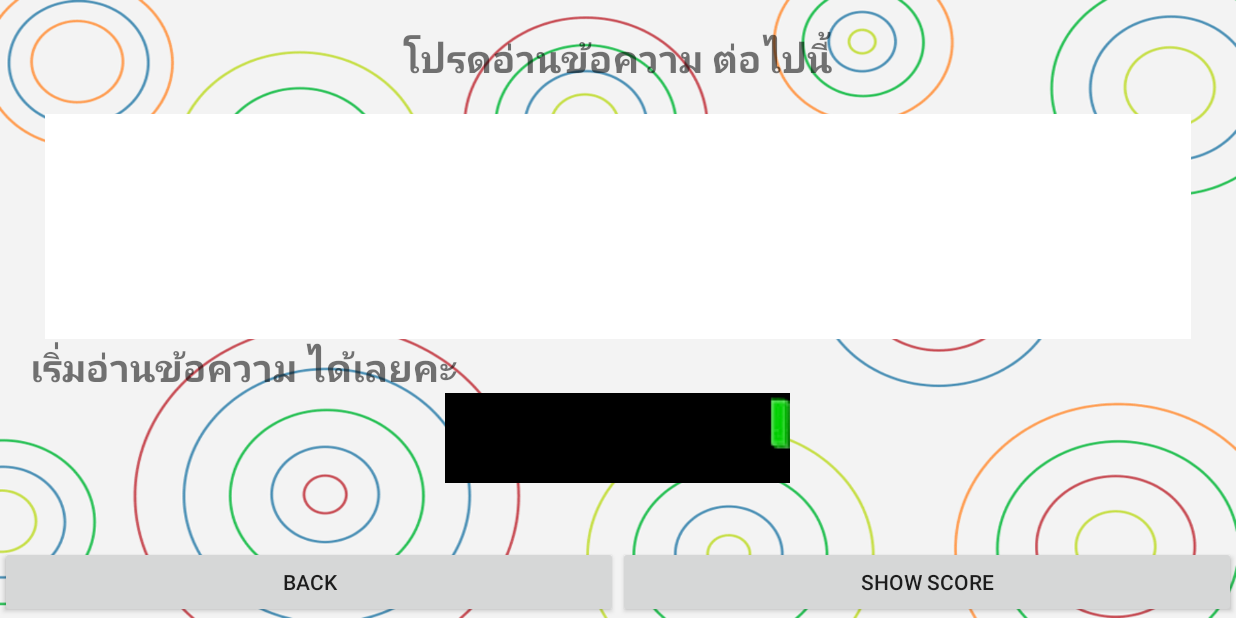
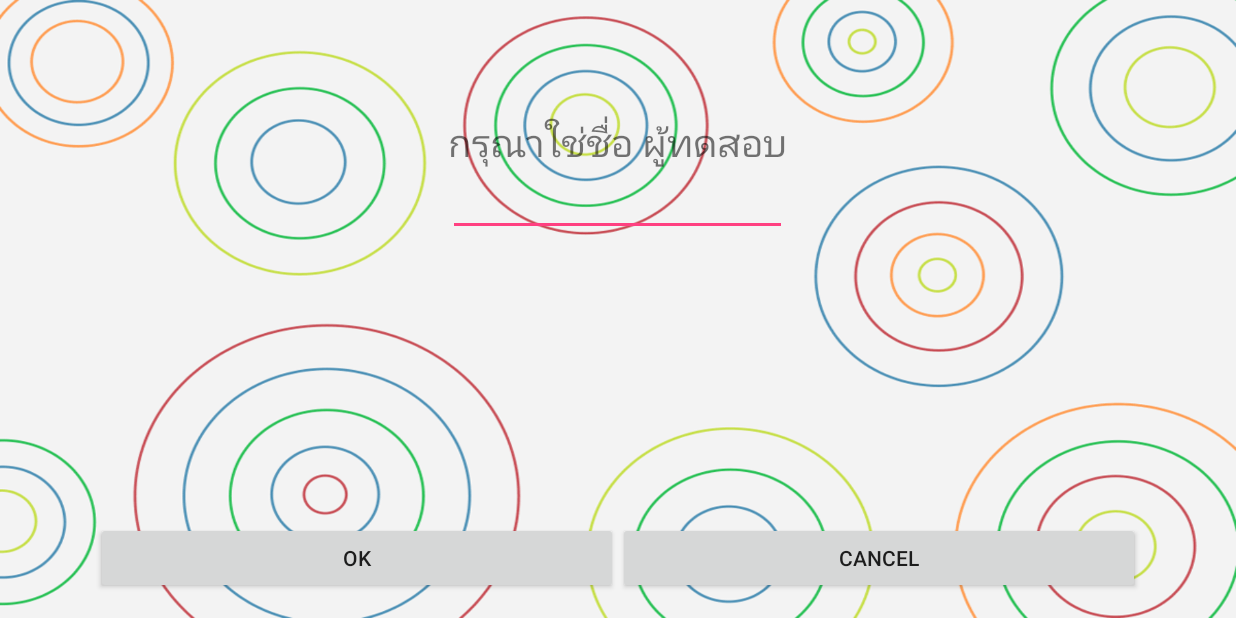
Before and after one commit to masterUNG/BroadcasterTest, an Android app: the ShowVideoActivity screen opened directly, with no data from a screen before it, after a tap on "TEST", on a phone screen of 824 x 412 dp (held sideways). Run offline under Robolectric (Android 15) with nearby library versions, the light colour scheme and no system bars.

Commit message:
Add Column Name

```diff
--- a/app/src/main/AndroidManifest.xml
+++ b/app/src/main/AndroidManifest.xml
@@ -37,6 +37,9 @@
             android:screenOrientation="landscape" />
         <activity
             android:name=".ListScoreActivity"
+            android:screenOrientation="landscape" />
+        <activity
+            android:name=".NameActivity"
             android:screenOrientation="landscape"></activity>
     </application>
 
--- a/app/src/main/java/appewtc/masterung/broadcastertest/MyManage.java
+++ b/app/src/main/java/appewtc/masterung/broadcastertest/MyManage.java
@@ -15,6 +15,7 @@ public class MyManage {
 
     public static final String test_table = "testTABLE";
     public static final String column_id = "_id";
+    public static final String column_name = "Name";
     public static final String column_Date = "Date";
     public static final String column_Score = "Score";
     public static final String column_Times = "Times";
@@ -29,9 +30,11 @@ public class MyManage {
 
     public long addTest(String strDate,
                         String strScore,
-                        String strTimes) {
+                        String strTimes,
+                        String strName) {
 
         ContentValues contentValues = new ContentValues();
+        contentValues.put(column_name, strName);
         contentValues.put(column_Date, strDate);
         contentValues.put(column_Score, strScore);
         contentValues.put(column_Times, strTimes);
--- a/app/src/main/java/appewtc/masterung/broadcastertest/MyOpenHelper.java
+++ b/app/src/main/java/appewtc/masterung/broadcastertest/MyOpenHelper.java
@@ -14,6 +14,7 @@ public class MyOpenHelper extends SQLiteOpenHelper{
     private static final int database_version = 1;
     private static final String create_testTABLE = "create table testTABLE (" +
             "_id integer primary key, " +
+            "Name text, " +
             "Date text, " +
             "Score text, " +
             "Times text);";
--- /dev/null
+++ b/app/src/main/java/appewtc/masterung/broadcastertest/NameActivity.java
@@ -0,0 +1,48 @@
+package appewtc.masterung.broadcastertest;
+
+import android.content.Intent;
+import android.support.v7.app.AppCompatActivity;
+import android.os.Bundle;
+import android.view.View;
+import android.widget.EditText;
+import android.widget.Toast;
+
+public class NameActivity extends AppCompatActivity {
+
+    @Override
+    protected void onCreate(Bundle savedInstanceState) {
+        super.onCreate(savedInstanceState);
+        setContentView(R.layout.activity_name);
+    }   // Main Method
+
+    public void clickOKname(View view) {
+
+        EditText editText = (EditText) findViewById(R.id.editText);
+        String strName = editText.getText().toString().trim();
+
+        //Check Space
+        if (strName.equals("")) {
+            //Have Space
+            Toast.makeText(this, "กรุณากรอกชื่อ ด้วยคะ", Toast.LENGTH_SHORT).show();
+        } else {
+            //No Space
+            String strTitle = getIntent().getStringExtra("Title");
+            String strDetail = getIntent().getStringExtra("Detail");
+
+            Intent intent = new Intent(NameActivity.this, TestActivity.class);
+            intent.putExtra("Title", strTitle);
+            intent.putExtra("Detail", strDetail);
+            intent.putExtra("Name", strName);
+            startActivity(intent);
+
+
+
+        }   // if
+
+    }   // clickOK
+
+    public void clickCancelName(View view) {
+        finish();
+    }
+
+}   // Main Class
--- a/app/src/main/java/appewtc/masterung/broadcastertest/ShowScoreActivity.java
+++ b/app/src/main/java/appewtc/masterung/broadcastertest/ShowScoreActivity.java
@@ -36,10 +36,12 @@ public class ShowScoreActivity extends AppCompatActivity {
 
     private void updateDataToSQLite() {
 
+        String strName = getIntent().getStringExtra("Name");
+
         MyManage myManage = new MyManage(this);
         myManage.addTest(currentDateString,
                 Integer.toString(scoreAnInt),
-                Integer.toString(timesAnInt));
+                Integer.toString(timesAnInt), strName);
 
 
     }   // updateDataToSQlite
--- a/app/src/main/java/appewtc/masterung/broadcastertest/ShowVideoActivity.java
+++ b/app/src/main/java/appewtc/masterung/broadcastertest/ShowVideoActivity.java
@@ -66,7 +66,7 @@ public class ShowVideoActivity extends AppCompatActivity {
 
         detailString = getIntent().getStringExtra("Detail");
 
-        Intent intent = new Intent(ShowVideoActivity.this, TestActivity.class);
+        Intent intent = new Intent(ShowVideoActivity.this, NameActivity.class);
         intent.putExtra("Title", strTitle);
         intent.putExtra("Detail", detailString);
         startActivity(intent);
--- a/app/src/main/java/appewtc/masterung/broadcastertest/TestActivity.java
+++ b/app/src/main/java/appewtc/masterung/broadcastertest/TestActivity.java
@@ -104,10 +104,14 @@ public class TestActivity extends Activity  {
     }   // Main Method
 
     public void clickShowScore(View view) {
+
+        String strName = getIntent().getStringExtra("Name");
+
         Intent intent = new Intent(TestActivity.this, ShowScoreActivity.class);
 
         intent.putExtra("Score", scoreAnInt);
         intent.putExtra("Times", timeAnInt);
+        intent.putExtra("Name", strName);
 
         startActivity(intent);
         finish();
--- /dev/null
+++ b/app/src/main/res/layout-land/activity_name.xml
@@ -0,0 +1,56 @@
+<?xml version="1.0" encoding="utf-8"?>
+<RelativeLayout xmlns:android="http://schemas.android.com/apk/res/android"
+    xmlns:tools="http://schemas.android.com/tools"
+    android:layout_width="match_parent"
+    android:layout_height="match_parent"
+    android:paddingBottom="@dimen/activity_vertical_margin"
+    android:paddingLeft="@dimen/activity_horizontal_margin"
+    android:paddingRight="@dimen/activity_horizontal_margin"
+    android:paddingTop="@dimen/activity_vertical_margin"
+    tools:context="appewtc.masterung.broadcastertest.NameActivity"
+    android:background="@drawable/background">
+
+    <LinearLayout
+        android:orientation="vertical"
+        android:layout_width="wrap_content"
+        android:layout_height="wrap_content"
+        android:layout_centerHorizontal="true"
+        android:gravity="center_horizontal"
+        android:layout_marginTop="60dp">
+
+        <TextView
+            android:layout_width="wrap_content"
+            android:layout_height="wrap_content"
+            android:text="@string/head_name"
+            android:id="@+id/textView11"
+            android:textSize="@dimen/h1" />
+
+        <EditText
+            android:layout_width="match_parent"
+            android:layout_height="wrap_content"
+            android:id="@+id/editText" />
+    </LinearLayout>
+
+    <LinearLayout
+        android:orientation="horizontal"
+        android:layout_width="match_parent"
+        android:layout_height="wrap_content"
+        android:layout_alignParentBottom="true">
+
+        <Button
+            android:layout_width="wrap_content"
+            android:layout_height="wrap_content"
+            android:text="Ok"
+            android:id="@+id/button7"
+            android:layout_weight="1"
+            android:onClick="clickOKname" />
+
+        <Button
+            android:layout_width="wrap_content"
+            android:layout_height="wrap_content"
+            android:text="Cancel"
+            android:id="@+id/button8"
+            android:layout_weight="1"
+            android:onClick="clickCancelName" />
+    </LinearLayout>
+</RelativeLayout>
--- /dev/null
+++ b/app/src/main/res/layout/activity_name.xml
@@ -0,0 +1,12 @@
+<?xml version="1.0" encoding="utf-8"?>
+<RelativeLayout xmlns:android="http://schemas.android.com/apk/res/android"
+    xmlns:tools="http://schemas.android.com/tools"
+    android:layout_width="match_parent"
+    android:layout_height="match_parent"
+    android:paddingBottom="@dimen/activity_vertical_margin"
+    android:paddingLeft="@dimen/activity_horizontal_margin"
+    android:paddingRight="@dimen/activity_horizontal_margin"
+    android:paddingTop="@dimen/activity_vertical_margin"
+    tools:context="appewtc.masterung.broadcastertest.NameActivity">
+
+</RelativeLayout>
--- a/app/src/main/res/values/strings.xml
+++ b/app/src/main/res/values/strings.xml
@@ -9,5 +9,6 @@
     <string name="start_test">เริ่มอ่านข้อความ ได้เลยคะ</string>
     <string name="bingo">คะแนนของคุณ</string>
     <string name="read_score">ดูคะแนนที่ผ่านมา</string>
+    <string name="head_name">กรุณาใช่ชื่อ ผู้ทดสอบ</string>
 
 </resources>
--- a/build.gradle
+++ b/build.gradle
@@ -5,7 +5,7 @@ buildscript {
         jcenter()
     }
     dependencies {
-        classpath 'com.android.tools.build:gradle:2.1.0-alpha1'
+        classpath 'com.android.tools.build:gradle:2.0.0'
 
         // NOTE: Do not place your application dependencies here; they belong
         // in the individual module build.gradle files
```
